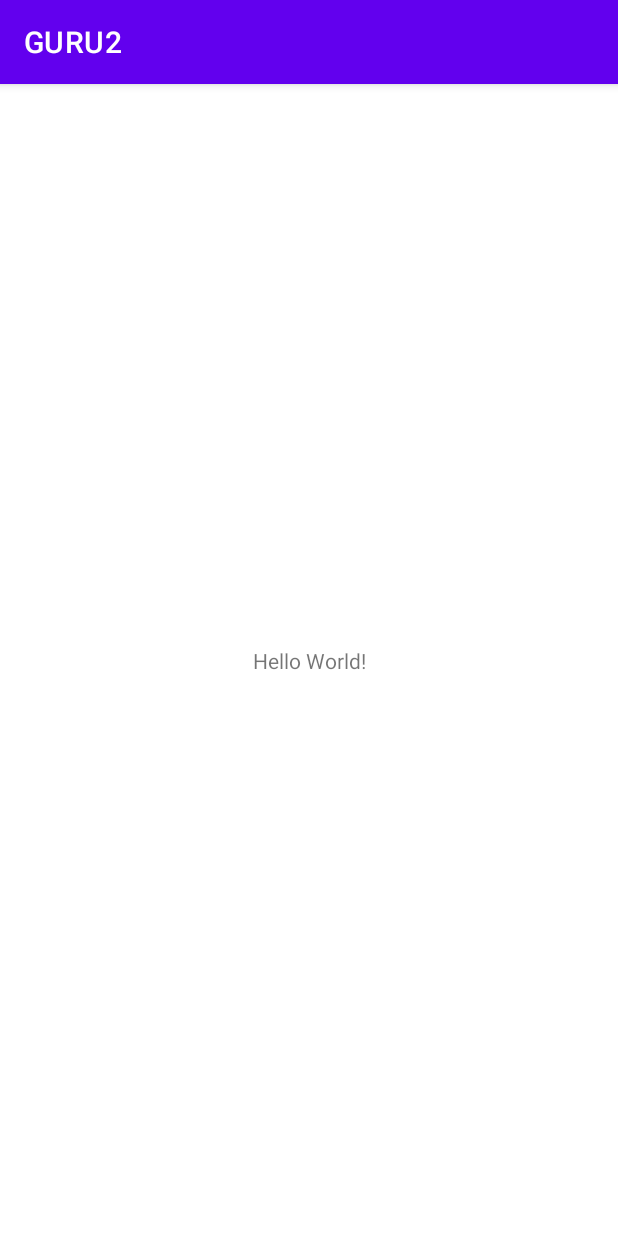
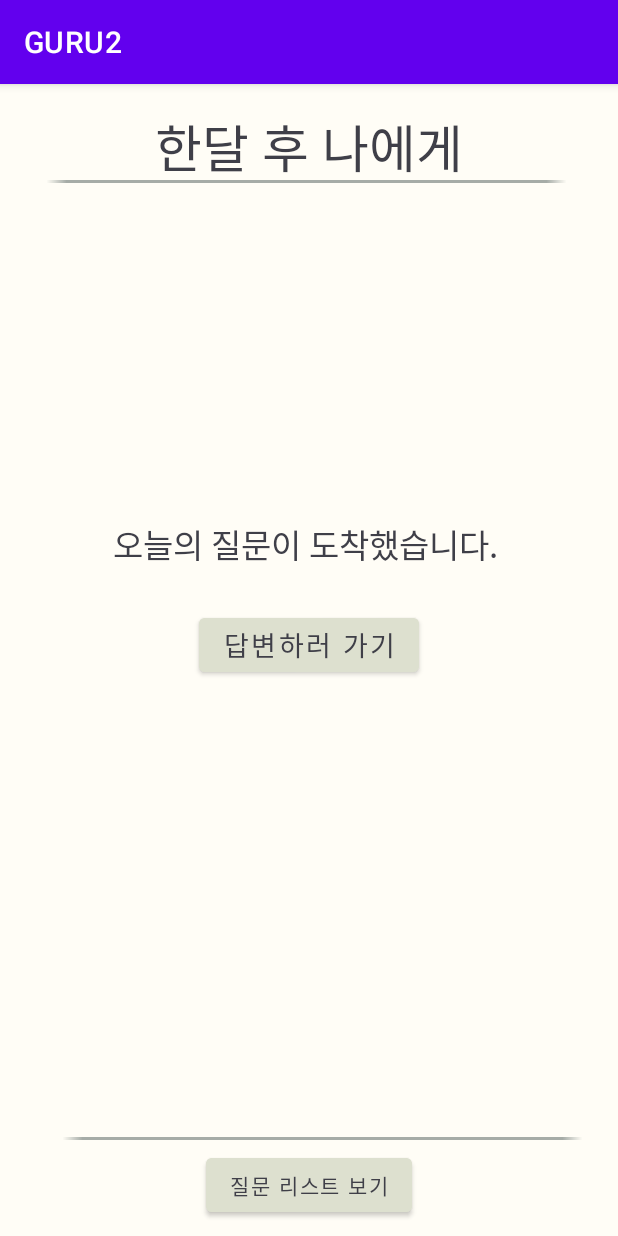
Before and after one commit to Ir0nWaterX2/GURU2, an Android app: the screen it shows after launch (MainActivity), on a phone screen of 412 x 824 dp. Run offline under Robolectric (Android 15) with nearby library versions, the phone set to English and light mode, and no system bars.

Commit message:
MainActivity 화면 오브젝트 배치 및 디자인 초기 설정. (activity_main.xml 파일 수정)

```diff
--- /dev/null
+++ b/app/src/main/res/drawable/ic_baseline_horizontal_rule_24.xml
@@ -0,0 +1,6 @@
+<vector android:height="50dp" android:tint="#A6ACA7"
+    android:viewportHeight="24" android:viewportWidth="24"
+    android:width="50dp" xmlns:android="http://schemas.android.com/apk/res/android">
+    <path android:fillColor="@android:color/white"
+        android:fillType="evenOdd" android:pathData="M4,11h16v2h-16z"/>
+</vector>
--- a/app/src/main/res/layout/activity_main.xml
+++ b/app/src/main/res/layout/activity_main.xml
@@ -4,15 +4,96 @@
     xmlns:tools="http://schemas.android.com/tools"
     android:layout_width="match_parent"
     android:layout_height="match_parent"
+    android:background="#FFFDF6"
     tools:context=".MainActivity">
 
     <TextView
+        android:id="@+id/tvtTitle"
         android:layout_width="wrap_content"
         android:layout_height="wrap_content"
-        android:text="Hello World!"
-        app:layout_constraintBottom_toBottomOf="parent"
-        app:layout_constraintLeft_toLeftOf="parent"
-        app:layout_constraintRight_toRightOf="parent"
+        android:layout_marginStart="10dp"
+        android:layout_marginTop="16dp"
+        android:layout_marginEnd="10dp"
+        android:text="한달 후 나에게"
+        android:textAppearance="@style/TextAppearance.AppCompat.Display1"
+        android:textColor="#3F3F48"
+        app:layout_constraintEnd_toEndOf="parent"
+        app:layout_constraintStart_toStartOf="parent"
         app:layout_constraintTop_toTopOf="parent" />
 
+    <ImageView
+        android:id="@+id/boundariesUp"
+        android:layout_width="wrap_content"
+        android:layout_height="0dp"
+        android:layout_marginStart="10dp"
+        android:layout_marginTop="40dp"
+        android:layout_marginEnd="10dp"
+        android:scaleX="10"
+        android:scaleY="0.5"
+        app:layout_constraintEnd_toEndOf="parent"
+        app:layout_constraintHorizontal_bias="0.495"
+        app:layout_constraintStart_toStartOf="parent"
+        app:layout_constraintTop_toTopOf="parent"
+        app:srcCompat="@drawable/ic_baseline_horizontal_rule_24" />
+
+    <ImageView
+        android:id="@+id/boundariesDown"
+        android:layout_width="wrap_content"
+        android:layout_height="0dp"
+        android:layout_marginStart="10dp"
+        android:layout_marginEnd="10dp"
+        android:layout_marginBottom="40dp"
+        android:scaleX="10"
+        android:scaleY="0.5"
+        app:layout_constraintBottom_toBottomOf="parent"
+        app:layout_constraintEnd_toEndOf="parent"
+        app:layout_constraintHorizontal_bias="0.527"
+        app:layout_constraintStart_toStartOf="parent"
+        app:srcCompat="@drawable/ic_baseline_horizontal_rule_24" />
+
+    <Button
+        android:id="@+id/btnToListActivity"
+        android:layout_width="wrap_content"
+        android:layout_height="wrap_content"
+        android:layout_marginStart="10dp"
+        android:layout_marginEnd="10dp"
+        android:layout_marginBottom="10dp"
+        android:backgroundTint="#DDE0CF"
+        android:text="질문 리스트 보기"
+        android:textColor="#3F3F48"
+        app:layout_constraintBottom_toBottomOf="parent"
+        app:layout_constraintEnd_toEndOf="parent"
+        app:layout_constraintStart_toStartOf="parent" />
+
+    <Button
+        android:id="@+id/btnToInputActivity"
+        android:layout_width="wrap_content"
+        android:layout_height="wrap_content"
+        android:layout_marginStart="10dp"
+        android:layout_marginTop="350dp"
+        android:layout_marginEnd="10dp"
+        android:backgroundTint="#DDE0CF"
+        android:text="답변하러 가기"
+        android:textAllCaps="false"
+        android:textColor="#3F3F48"
+        android:textSize="18sp"
+        app:layout_constraintEnd_toEndOf="parent"
+        app:layout_constraintStart_toStartOf="parent"
+        app:layout_constraintTop_toTopOf="parent" />
+
+    <TextView
+        android:id="@+id/tvMainReport"
+        android:layout_width="wrap_content"
+        android:layout_height="wrap_content"
+        android:layout_marginStart="10dp"
+        android:layout_marginTop="200dp"
+        android:layout_marginEnd="10dp"
+        android:text="오늘의 질문이 도착했습니다."
+        android:textAppearance="@style/TextAppearance.AppCompat.Large"
+        android:textColor="#3F3F48"
+        app:layout_constraintEnd_toEndOf="parent"
+        app:layout_constraintHorizontal_bias="0.482"
+        app:layout_constraintStart_toStartOf="parent"
+        app:layout_constraintTop_toBottomOf="@+id/boundariesUp" />
+
 </androidx.constraintlayout.widget.ConstraintLayout>
```
